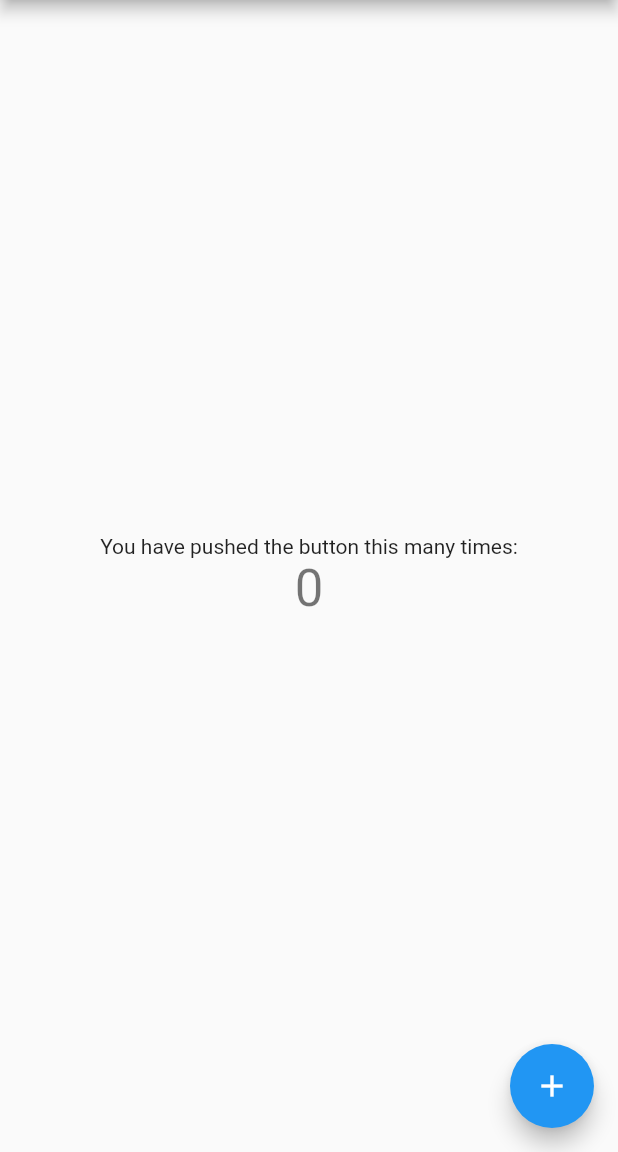
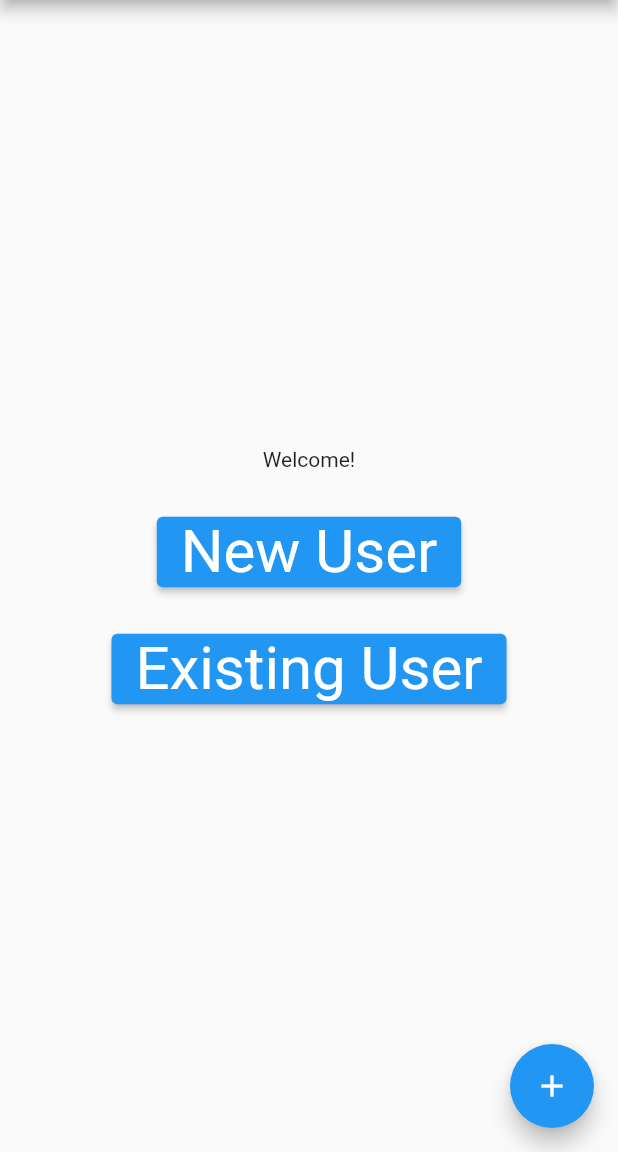
Before and after one commit to dmopsick/cantrain, a Flutter app: the screen it shows after launch, on a phone screen of 412 x 824 dp, the part 84-1236 px from its top. Run offline on Flutter 3.47's test engine with Material 2 defaults, Android fonts, the phone set to English and light mode, and no system bars.

Commit message:
#2 added two buttons to the landing page... need to work on transitioning between different views

```diff
--- a/front-end/cantrain/lib/main.dart
+++ b/front-end/cantrain/lib/main.dart
@@ -63,6 +63,10 @@ class _MyHomePageState extends State<MyHomePage> {
 
   @override
   Widget build(BuildContext context) {
+
+    // Add some styling to the buttons
+    final ButtonStyle style = ElevatedButton.styleFrom(textStyle: const TextStyle(fontSize: 40));
+
     // This method is rerun every time setState is called, for instance as done
     // by the _incrementCounter method above.
     //
@@ -95,12 +99,18 @@ class _MyHomePageState extends State<MyHomePage> {
           // horizontal).
           mainAxisAlignment: MainAxisAlignment.center,
           children: <Widget>[
-            const Text(
-              'You have pushed the button this many times:',
+            Text('Welcome!'),
+            const SizedBox(height: 30),
+            ElevatedButton(
+              style: style,
+              onPressed: () {},
+              child: const Text('New User'),
             ),
-            Text(
-              '$_counter',
-              style: Theme.of(context).textTheme.headline4,
+            const SizedBox(height: 30),
+            ElevatedButton(
+              style: style,
+              onPressed: () {},
+              child: const Text('Existing User'),
             ),
           ],
         ),
```
